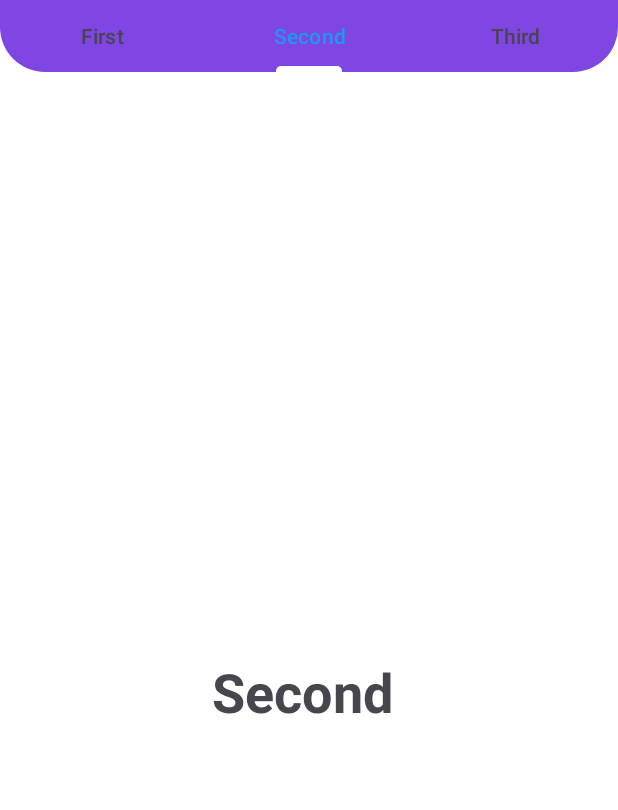
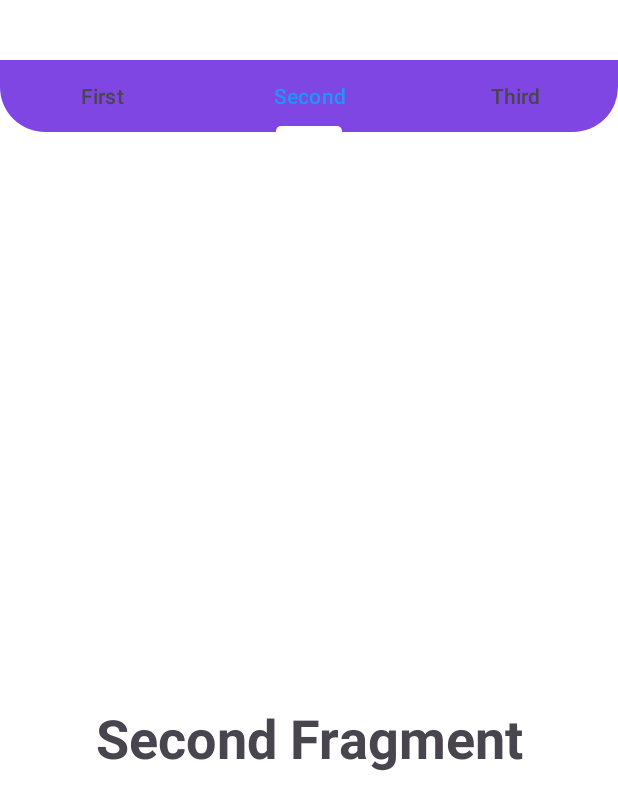
Before and after one commit to Lakshmi-Bonthu/TabLayout-with-ViewPager2, an Android app: the screen it shows after launch (MainActivity), tab 2 chosen, on a phone screen of 412 x 824 dp. Shown: the top 810 px of the screen. Run offline under Robolectric (Android 15) with nearby library versions, the phone set to English and light mode, and no system bars.

```diff
--- a/app/src/main/java/com/example/tablayout/FirstFragment.kt
+++ b/app/src/main/java/com/example/tablayout/FirstFragment.kt
@@ -6,16 +6,7 @@ import android.view.LayoutInflater
 import android.view.View
 import android.view.ViewGroup
 
-// TODO: Rename parameter arguments, choose names that match
-// the fragment initialization parameters, e.g. ARG_ITEM_NUMBER
-private const val ARG_PARAM1 = "param1"
-private const val ARG_PARAM2 = "param2"
 
-/**
- * A simple [Fragment] subclass.
- * Use the [FirstFragment.newInstance] factory method to
- * create an instance of this fragment.
- */
 class FirstFragment : Fragment() {
 
 
@@ -27,23 +18,4 @@ class FirstFragment : Fragment() {
         return inflater.inflate(R.layout.fragment_first, container, false)
     }
 
-//    companion object {
-//        /**
-//         * Use this factory method to create a new instance of
-//         * this fragment using the provided parameters.
-//         *
-//         * @param param1 Parameter 1.
-//         * @param param2 Parameter 2.
-//         * @return A new instance of fragment FirstFragment.
-//         */
-//        // TODO: Rename and change types and number of parameters
-//        @JvmStatic
-//        fun newInstance(param1: String, param2: String) =
-//            FirstFragment().apply {
-//                arguments = Bundle().apply {
-//                    putString(ARG_PARAM1, param1)
-//                    putString(ARG_PARAM2, param2)
-//                }
-//            }
-//    }
 }
--- a/app/src/main/java/com/example/tablayout/FragmentAdapter.kt
+++ b/app/src/main/java/com/example/tablayout/FragmentAdapter.kt
@@ -8,17 +8,17 @@ import androidx.viewpager2.adapter.FragmentStateAdapter
 class myViewAdapter(fragmentManager: FragmentManager, lifecycle: Lifecycle) :
     FragmentStateAdapter(fragmentManager, lifecycle) {
 
-    // Define how many pages you have in the ViewPager2
+    // Define  pages  have in the ViewPager2
     override fun getItemCount(): Int {
-        return 3  // 3 tabs (for First, Second, Third)
+        return 3
     }
 
     // Create the fragment for a given position
     override fun createFragment(position: Int): Fragment {
         return when (position) {
-            0 -> FirstFragment()  // Fragment for the first tab
-            1 -> SecondFragment()  // Fragment for the second tab
-            2 -> ThirdFragment()  // Fragment for the third tab
+            0 -> FirstFragment()
+            1 -> SecondFragment()
+            2 -> ThirdFragment()
             else -> FirstFragment() // Default to the first fragment
         }
     }
--- a/app/src/main/java/com/example/tablayout/SecondFragment.kt
+++ b/app/src/main/java/com/example/tablayout/SecondFragment.kt
@@ -6,28 +6,8 @@ import android.view.LayoutInflater
 import android.view.View
 import android.view.ViewGroup
 
-// TODO: Rename parameter arguments, choose names that match
-// the fragment initialization parameters, e.g. ARG_ITEM_NUMBER
-private const val ARG_PARAM1 = "param1"
-private const val ARG_PARAM2 = "param2"
 
-/**
- * A simple [Fragment] subclass.
- * Use the [SecondFragment.newInstance] factory method to
- * create an instance of this fragment.
- */
 class SecondFragment : Fragment() {
-    // TODO: Rename and change types of parameters
-    private var param1: String? = null
-    private var param2: String? = null
-
-    override fun onCreate(savedInstanceState: Bundle?) {
-        super.onCreate(savedInstanceState)
-        arguments?.let {
-            param1 = it.getString(ARG_PARAM1)
-            param2 = it.getString(ARG_PARAM2)
-        }
-    }
 
     override fun onCreateView(
         inflater: LayoutInflater, container: ViewGroup?,
@@ -37,23 +17,5 @@ class SecondFragment : Fragment() {
         return inflater.inflate(R.layout.fragment_second, container, false)
     }
 
-    companion object {
-        /**
-         * Use this factory method to create a new instance of
-         * this fragment using the provided parameters.
-         *
-         * @param param1 Parameter 1.
-         * @param param2 Parameter 2.
-         * @return A new instance of fragment SecondFragment.
-         */
-        // TODO: Rename and change types and number of parameters
-        @JvmStatic
-        fun newInstance(param1: String, param2: String) =
-            SecondFragment().apply {
-                arguments = Bundle().apply {
-                    putString(ARG_PARAM1, param1)
-                    putString(ARG_PARAM2, param2)
-                }
-            }
-    }
+
 }
--- a/app/src/main/java/com/example/tablayout/ThirdFragment.kt
+++ b/app/src/main/java/com/example/tablayout/ThirdFragment.kt
@@ -6,28 +6,8 @@ import android.view.LayoutInflater
 import android.view.View
 import android.view.ViewGroup
 
-// TODO: Rename parameter arguments, choose names that match
-// the fragment initialization parameters, e.g. ARG_ITEM_NUMBER
-private const val ARG_PARAM1 = "param1"
-private const val ARG_PARAM2 = "param2"
 
-/**
- * A simple [Fragment] subclass.
- * Use the [ThirdFragment.newInstance] factory method to
- * create an instance of this fragment.
- */
 class ThirdFragment : Fragment() {
-    // TODO: Rename and change types of parameters
-    private var param1: String? = null
-    private var param2: String? = null
-
-    override fun onCreate(savedInstanceState: Bundle?) {
-        super.onCreate(savedInstanceState)
-        arguments?.let {
-            param1 = it.getString(ARG_PARAM1)
-            param2 = it.getString(ARG_PARAM2)
-        }
-    }
 
     override fun onCreateView(
         inflater: LayoutInflater, container: ViewGroup?,
@@ -37,23 +17,5 @@ class ThirdFragment : Fragment() {
         return inflater.inflate(R.layout.fragment_third, container, false)
     }
 
-    companion object {
-        /**
-         * Use this factory method to create a new instance of
-         * this fragment using the provided parameters.
-         *
-         * @param param1 Parameter 1.
-         * @param param2 Parameter 2.
-         * @return A new instance of fragment ThirdFragment.
-         */
-        // TODO: Rename and change types and number of parameters
-        @JvmStatic
-        fun newInstance(param1: String, param2: String) =
-            ThirdFragment().apply {
-                arguments = Bundle().apply {
-                    putString(ARG_PARAM1, param1)
-                    putString(ARG_PARAM2, param2)
-                }
-            }
-    }
+
 }
--- a/app/src/main/res/layout/activity_main.xml
+++ b/app/src/main/res/layout/activity_main.xml
@@ -7,29 +7,29 @@
     android:background="@color/white"
     tools:context=".MainActivity">
 
-    <!-- TabLayout with Constraints -->
+
     <com.google.android.material.tabs.TabLayout
         android:id="@+id/tab_layout"
         android:layout_width="0dp"
         android:layout_height="wrap_content"
+        android:layout_marginTop="40dp"
         android:background="@drawable/custom_edit"
         android:contentDescription="Tabs for navigation"
+        app:tabGravity="fill"
         app:tabIndicatorColor="@color/white"
-        app:tabSelectedTextColor="@color/blue"
         app:tabIndicatorHeight="4dp"
         app:tabMode="fixed"
-        app:tabGravity="fill"
+        app:tabSelectedTextColor="@color/blue"
         app:layout_constraintTop_toTopOf="parent"
         app:layout_constraintStart_toStartOf="parent"
-        app:layout_constraintEnd_toEndOf="parent" />
+        app:layout_constraintEnd_toEndOf="parent"/>
 
-    <!-- ViewPager2 with Constraints -->
+
     <androidx.viewpager2.widget.ViewPager2
         android:id="@+id/view"
         android:layout_width="0dp"
         android:layout_height="0dp"
-        android:layout_marginTop="50dp"
-        android:background="@color/white"
+        android:layout_marginTop="72dp"
         app:layout_constraintTop_toBottomOf="@id/tab_layout"
         app:layout_constraintStart_toStartOf="parent"
         app:layout_constraintEnd_toEndOf="parent"
--- a/app/src/main/res/layout/fragment_first.xml
+++ b/app/src/main/res/layout/fragment_first.xml
@@ -10,7 +10,7 @@
     <TextView
         android:layout_width="match_parent"
         android:layout_height="match_parent"
-        android:text="First "
+        android:text="First Fragment "
         android:textSize="36sp"
         android:textStyle="bold"
         android:gravity="center"
--- a/app/src/main/res/layout/fragment_second.xml
+++ b/app/src/main/res/layout/fragment_second.xml
@@ -9,7 +9,7 @@
     <TextView
         android:layout_width="match_parent"
         android:layout_height="match_parent"
-        android:text="Second "
+        android:text="Second Fragment"
         android:textSize="36sp"
         android:textStyle="bold"
         android:gravity="center"
--- a/app/src/main/res/layout/fragment_third.xml
+++ b/app/src/main/res/layout/fragment_third.xml
@@ -9,7 +9,7 @@
     <TextView
         android:layout_width="match_parent"
         android:layout_height="match_parent"
-        android:text="Third"
+        android:text="Third Fragment"
         android:textSize="36sp"
         android:textStyle="bold"
         android:gravity="center"
```
Also changed, not shown: app/src/main/java/com/example/tablayout/MainActivity.kt (+2 -47 lines).
